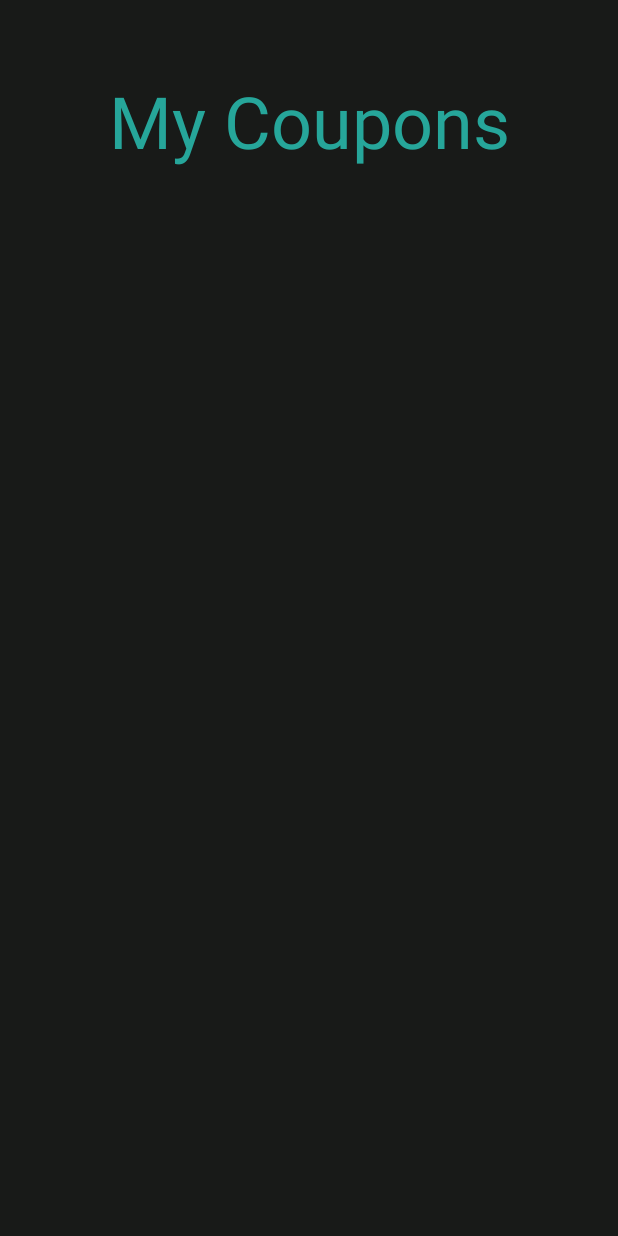
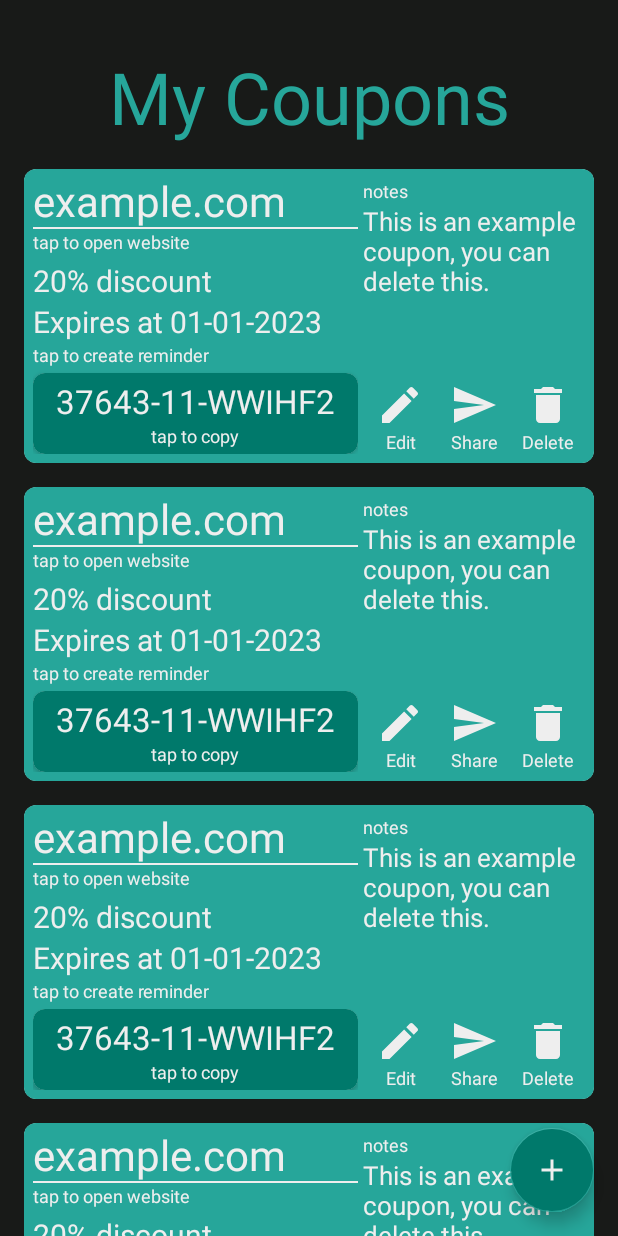
Before and after one commit to serhat-demir/coupon-tracker, an Android app: the screen it shows after launch (MainActivity), on a phone screen of 412 x 824 dp. Run offline under Robolectric (Android 15) with nearby library versions, the phone set to English and light mode, and no system bars; our stand-ins replace Dagger/Hilt's generated code, Room's generated code, data binding.

Commit message:
design coupon card & some addition to room db

```diff
--- a/app/src/main/java/com/serhatd/coupontracker/data/entity/Coupon.kt
+++ b/app/src/main/java/com/serhatd/coupontracker/data/entity/Coupon.kt
@@ -13,6 +13,9 @@ data class Coupon(
     @ColumnInfo("url")
     var url: String,
 
+    @ColumnInfo("code")
+    var code: String,
+
     @ColumnInfo("notes")
     var notes: String,
 
--- a/app/src/main/java/com/serhatd/coupontracker/data/repository/CouponTrackerRepository.kt
+++ b/app/src/main/java/com/serhatd/coupontracker/data/repository/CouponTrackerRepository.kt
@@ -26,9 +26,9 @@ class CouponTrackerRepository(private val couponDao: CouponDao, private val curr
         }
     }
 
-    fun addCoupon(url: String, notes: String, currency: String, discount: Int, expires_at: String) {
+    fun addCoupon(url: String, notes: String, code: String, currency: String, discount: Int, expires_at: String) {
         CoroutineScope(Dispatchers.IO).launch {
-            val coupon = Coupon(0, url, notes, currency, discount, expires_at)
+            val coupon = Coupon(0, url, notes, code, currency, discount, expires_at)
             couponDao.addCoupon(coupon)
 
             withContext(Dispatchers.Main) {
@@ -37,10 +37,19 @@ class CouponTrackerRepository(private val couponDao: CouponDao, private val curr
         }
     }
 
-    fun editCoupon(id: Int, url: String, notes: String, currency: String, discount: Int, expires_at: String) {
+    fun editCoupon(id: Int, url: String, notes: String, code: String, currency: String, discount: Int, expires_at: String) {
         CoroutineScope(Dispatchers.IO).launch {
-            val coupon = Coupon(id, url, notes, currency, discount, expires_at)
+            val coupon = Coupon(id, url, notes, code, currency, discount, expires_at)
             couponDao.editCoupon(coupon)
+            getCoupons()
+        }
+    }
+
+    fun deleteCoupon(id: Int) {
+        CoroutineScope(Dispatchers.IO).launch {
+            val coupon = Coupon(id, "", "", "", "", 0, "")
+            couponDao.deleteCoupon(coupon)
+            getCoupons()
         }
     }
 
--- a/app/src/main/java/com/serhatd/coupontracker/data/room/CouponDao.kt
+++ b/app/src/main/java/com/serhatd/coupontracker/data/room/CouponDao.kt
@@ -1,9 +1,6 @@
 package com.serhatd.coupontracker.data.room
 
-import androidx.room.Dao
-import androidx.room.Insert
-import androidx.room.Query
-import androidx.room.Update
+import androidx.room.*
 import com.serhatd.coupontracker.data.entity.Coupon
 
 @Dao
@@ -16,4 +13,7 @@ interface CouponDao {
 
     @Update
     suspend fun editCoupon(coupon: Coupon)
+
+    @Delete
+    suspend fun deleteCoupon(coupon: Coupon)
 }
--- /dev/null
+++ b/app/src/main/java/com/serhatd/coupontracker/ui/view/adapter/CouponAdapter.kt
@@ -0,0 +1,56 @@
+package com.serhatd.coupontracker.ui.view.adapter
+
+import android.content.Context
+import android.view.LayoutInflater
+import android.view.ViewGroup
+import android.widget.Toast
+import androidx.databinding.DataBindingUtil
+import androidx.recyclerview.widget.RecyclerView
+import com.serhatd.coupontracker.R
+import com.serhatd.coupontracker.data.entity.Coupon
+import com.serhatd.coupontracker.databinding.CardCouponBinding
+import com.serhatd.coupontracker.ui.viewmodel.CouponsViewModel
+
+class CouponAdapter(private val context: Context, private val viewModel: CouponsViewModel, private val coupons: List<Coupon>): RecyclerView.Adapter<CouponAdapter.CouponViewHolder>() {
+    class CouponViewHolder(val binding: CardCouponBinding): RecyclerView.ViewHolder(binding.root)
+
+    override fun onCreateViewHolder(parent: ViewGroup, viewType: Int): CouponViewHolder {
+        val binding: CardCouponBinding = DataBindingUtil.inflate(LayoutInflater.from(parent.context), R.layout.card_coupon, parent, false)
+        return CouponViewHolder(binding)
+    }
+
+    override fun onBindViewHolder(holder: CouponViewHolder, position: Int) {
+        val coupon = coupons[position]
+
+        holder.binding.couponAdapter = this
+        holder.binding.coupon = coupon
+    }
+
+    fun openUrl(url: String) {
+        Toast.makeText(context, "open $url", Toast.LENGTH_SHORT).show()
+    }
+
+    fun createReminder(coupon: Coupon) {
+        Toast.makeText(context, "reminder ${coupon.code}", Toast.LENGTH_SHORT).show()
+    }
+
+    fun copyCouponCode(code: String) {
+        Toast.makeText(context, "copy $code", Toast.LENGTH_SHORT).show()
+    }
+
+    fun editCoupon(coupon: Coupon) {
+        Toast.makeText(context, "edit ${coupon.code}", Toast.LENGTH_SHORT).show()
+    }
+
+    fun shareCoupon(coupon: Coupon) {
+        Toast.makeText(context, "share ${coupon.code}", Toast.LENGTH_SHORT).show()
+    }
+
+    fun deleteCoupon(coupon: Coupon) {
+        Toast.makeText(context, "delete ${coupon.code}", Toast.LENGTH_SHORT).show()
+    }
+
+    override fun getItemCount(): Int {
+        return coupons.size
+    }
+}
--- a/app/src/main/java/com/serhatd/coupontracker/ui/view/fragment/CouponsFragment.kt
+++ b/app/src/main/java/com/serhatd/coupontracker/ui/view/fragment/CouponsFragment.kt
@@ -8,10 +8,10 @@ import android.widget.Toast
 import androidx.databinding.DataBindingUtil
 import androidx.fragment.app.Fragment
 import androidx.fragment.app.viewModels
-import androidx.room.Room
+import androidx.navigation.Navigation
 import com.serhatd.coupontracker.R
-import com.serhatd.coupontracker.data.room.DB
 import com.serhatd.coupontracker.databinding.FragmentCouponsBinding
+import com.serhatd.coupontracker.ui.view.adapter.CouponAdapter
 import com.serhatd.coupontracker.ui.viewmodel.CouponsViewModel
 import dagger.hilt.android.AndroidEntryPoint
 
@@ -40,8 +40,13 @@ class CouponsFragment : Fragment() {
     private fun initObservers() {
         viewModel.coupons.observe(viewLifecycleOwner) {
             it?.let {
-                Toast.makeText(requireContext(), it[0].url, Toast.LENGTH_SHORT).show()
+                val adapter = CouponAdapter(requireContext(), viewModel, it)
+                binding.couponAdapter = adapter
             }
         }
     }
+
+    fun navToAddCoupon(view: View) {
+        Navigation.findNavController(view).navigate(R.id.couponsToAddCoupon)
+    }
 }
--- a/app/src/main/java/com/serhatd/coupontracker/ui/viewmodel/AddCouponViewModel.kt
+++ b/app/src/main/java/com/serhatd/coupontracker/ui/viewmodel/AddCouponViewModel.kt
@@ -10,8 +10,8 @@ class AddCouponViewModel @Inject constructor(private val repo: CouponTrackerRepo
     val currencies = repo.currencies
     val navigationObserver = repo.navigationObserver
 
-    fun addCoupon(url: String, notes: String, currency: String, discount: Int, expires_at: String) {
-        repo.addCoupon(url, notes, currency, discount, expires_at)
+    fun addCoupon(url: String, notes: String, code: String, currency: String, discount: Int, expires_at: String) {
+        repo.addCoupon(url, notes, code, currency, discount, expires_at)
     }
 
     fun getCurrencies() {
--- a/app/src/main/java/com/serhatd/coupontracker/ui/viewmodel/CouponsViewModel.kt
+++ b/app/src/main/java/com/serhatd/coupontracker/ui/viewmodel/CouponsViewModel.kt
@@ -13,7 +13,11 @@ class CouponsViewModel @Inject constructor(private val repo: CouponTrackerReposi
         repo.getCoupons()
     }
 
-    fun editCoupon(id: Int, url: String, notes: String, currency: String, discount: Int, expires_at: String) {
-        repo.editCoupon(id, url, notes, currency, discount, expires_at)
+    fun editCoupon(id: Int, url: String, notes: String, code: String, currency: String, discount: Int, expires_at: String) {
+        repo.editCoupon(id, url, notes, code, currency, discount, expires_at)
+    }
+
+    fun deleteCoupon(id: Int) {
+        repo.deleteCoupon(id)
     }
 }
--- /dev/null
+++ b/app/src/main/res/drawable/ic_add.xml
@@ -0,0 +1,5 @@
+<vector android:height="32dp" android:tint="#EEEEEE"
+    android:viewportHeight="24" android:viewportWidth="24"
+    android:width="32dp" xmlns:android="http://schemas.android.com/apk/res/android">
+    <path android:fillColor="@android:color/white" android:pathData="M19,13h-6v6h-2v-6H5v-2h6V5h2v6h6v2z"/>
+</vector>
--- /dev/null
+++ b/app/src/main/res/layout/card_coupon.xml
@@ -0,0 +1,212 @@
+<?xml version="1.0" encoding="utf-8"?>
+<layout xmlns:android="http://schemas.android.com/apk/res/android"
+    xmlns:app="http://schemas.android.com/apk/res-auto">
+
+    <data>
+        <variable name="couponAdapter"
+            type="com.serhatd.coupontracker.ui.view.adapter.CouponAdapter" />
+
+        <variable name="coupon"
+            type="com.serhatd.coupontracker.data.entity.Coupon" />
+    </data>
+
+    <androidx.cardview.widget.CardView
+        android:layout_width="match_parent"
+        android:layout_height="wrap_content"
+        app:cardCornerRadius="8dp"
+        app:cardElevation="0dp"
+        android:layout_marginHorizontal="16dp"
+        android:layout_marginBottom="16dp">
+
+        <LinearLayout
+            android:layout_width="match_parent"
+            android:layout_height="wrap_content"
+            android:padding="6dp"
+            android:background="@color/md_teal_400"
+            android:weightSum="10"
+            android:orientation="horizontal">
+
+            <LinearLayout
+                android:layout_width="0dp"
+                android:layout_height="wrap_content"
+                android:layout_weight="5.9"
+                android:orientation="vertical">
+
+                <TextView
+                    android:layout_width="match_parent"
+                    android:layout_height="wrap_content"
+                    android:textColor="@color/white"
+                    android:textSize="28sp"
+                    android:includeFontPadding="false"
+                    android:onClick="@{() -> couponAdapter.openUrl(coupon.url)}"
+                    android:text="@{coupon.url}" />
+
+                <View
+                    android:layout_width="match_parent"
+                    android:layout_height="1dp"
+                    android:background="@color/white" />
+
+                <TextView
+                    android:layout_width="match_parent"
+                    android:layout_height="wrap_content"
+                    android:textColor="@color/white"
+                    android:onClick="@{() -> couponAdapter.openUrl(coupon.url)}"
+                    android:textSize="12sp"
+                    android:text="@string/card_label_open_website" />
+
+                <TextView
+                    android:layout_width="match_parent"
+                    android:layout_height="wrap_content"
+                    android:layout_marginTop="4dp"
+                    android:textColor="@color/white"
+                    android:textSize="20sp"
+                    android:text='@{coupon.discount + coupon.currency + " " + @string/card_label_discount}' />
+
+                <TextView
+                    android:layout_width="match_parent"
+                    android:layout_height="wrap_content"
+                    android:onClick="@{() -> couponAdapter.createReminder(coupon)}"
+                    android:textColor="@color/white"
+                    android:textSize="20sp"
+                    android:text='@{@string/card_label_expires_at + " " + coupon.expires_at}' />
+
+                <TextView
+                    android:layout_width="match_parent"
+                    android:layout_height="wrap_content"
+                    android:onClick="@{() -> couponAdapter.createReminder(coupon)}"
+                    android:textColor="@color/white"
+                    android:textSize="12sp"
+                    android:text="@string/card_label_create_reminder" />
+
+                <androidx.cardview.widget.CardView
+                    android:layout_width="match_parent"
+                    android:layout_height="wrap_content"
+                    app:cardCornerRadius="8dp"
+                    android:layout_marginTop="4dp">
+
+                    <LinearLayout
+                        android:layout_width="match_parent"
+                        android:layout_height="wrap_content"
+                        android:background="@color/md_teal_700"
+                        android:padding="4dp"
+                        android:gravity="center"
+                        android:onClick="@{() -> couponAdapter.copyCouponCode(coupon.code)}"
+                        android:orientation="vertical">
+
+                        <TextView
+                            android:layout_width="match_parent"
+                            android:layout_height="wrap_content"
+                            android:textColor="@color/white"
+                            android:textSize="22sp"
+                            android:gravity="center"
+                            android:text="@{coupon.code}" />
+
+                        <TextView
+                            android:layout_width="wrap_content"
+                            android:layout_height="wrap_content"
+                            android:textColor="@color/white"
+                            android:textSize="12sp"
+                            android:text="@string/card_label_copy" />
+                    </LinearLayout>
+                </androidx.cardview.widget.CardView>
+            </LinearLayout>
+
+            <View
+                android:layout_width="0dp"
+                android:layout_height="match_parent"
+                android:layout_weight="0.1" />
+
+            <LinearLayout
+                android:layout_width="0dp"
+                android:layout_height="match_parent"
+                android:layout_weight="4"
+                android:orientation="vertical">
+
+                <TextView
+                    android:layout_width="match_parent"
+                    android:layout_height="wrap_content"
+                    android:textColor="@color/white"
+                    android:textSize="12sp"
+                    android:text="@string/card_label_notes" />
+
+                <TextView
+                    android:layout_width="match_parent"
+                    android:layout_height="wrap_content"
+                    android:textColor="@color/white"
+                    android:textSize="17sp"
+                    android:text="@{coupon.notes}" />
+
+                <LinearLayout
+                    android:layout_width="match_parent"
+                    android:layout_height="match_parent"
+                    android:gravity="bottom"
+                    android:weightSum="3"
+                    android:orientation="horizontal">
+
+                    <LinearLayout
+                        android:layout_width="0dp"
+                        android:layout_height="wrap_content"
+                        android:layout_weight="1"
+                        android:onClick="@{() -> couponAdapter.editCoupon(coupon)}"
+                        android:orientation="vertical">
+
+                        <ImageView
+                            android:layout_width="match_parent"
+                            android:layout_height="wrap_content"
+                            app:srcCompat="@drawable/ic_edit" />
+
+                        <TextView
+                            android:layout_width="match_parent"
+                            android:layout_height="wrap_content"
+                            android:gravity="center"
+                            android:textColor="@color/white"
+                            android:textSize="12sp"
+                            android:text="@string/card_label_edit" />
+                    </LinearLayout>
+
+                    <LinearLayout
+                        android:layout_width="0dp"
+                        android:layout_height="wrap_content"
+                        android:layout_weight="1"
+                        android:onClick="@{() -> couponAdapter.shareCoupon(coupon)}"
+                        android:orientation="vertical">
+
+                        <ImageView
+                            android:layout_width="match_parent"
+                            android:layout_height="wrap_content"
+                            app:srcCompat="@drawable/ic_share" />
+
+                        <TextView
+                            android:layout_width="match_parent"
+                            android:layout_height="wrap_content"
+                            android:gravity="center"
+                            android:textColor="@color/white"
+                            android:textSize="12sp"
+                            android:text="@string/card_label_share" />
+                    </LinearLayout>
+
+                    <LinearLayout
+                        android:layout_width="0dp"
+                        android:layout_height="wrap_content"
+                        android:layout_weight="1"
+                        android:onClick="@{() -> couponAdapter.deleteCoupon(coupon)}"
+                        android:orientation="vertical">
+
+                        <ImageView
+                            android:layout_width="match_parent"
+                            android:layout_height="wrap_content"
+                            app:srcCompat="@drawable/ic_delete" />
+
+                        <TextView
+                            android:layout_width="match_parent"
+                            android:layout_height="wrap_content"
+                            android:gravity="center"
+                            android:textColor="@color/white"
+                            android:textSize="12sp"
+                            android:text="@string/card_label_delete" />
+                    </LinearLayout>
+                </LinearLayout>
+            </LinearLayout>
+        </LinearLayout>
+    </androidx.cardview.widget.CardView>
+</layout>
--- a/app/src/main/res/layout/fragment_coupons.xml
+++ b/app/src/main/res/layout/fragment_coupons.xml
@@ -1,11 +1,14 @@
 <?xml version="1.0" encoding="utf-8"?>
 <layout xmlns:android="http://schemas.android.com/apk/res/android"
-    xmlns:app="http://schemas.android.com/apk/res-auto"
-    xmlns:tools="http://schemas.android.com/tools">
+    xmlns:tools="http://schemas.android.com/tools"
+    xmlns:app="http://schemas.android.com/apk/res-auto">
 
     <data>
         <variable name="fragmentCoupons"
             type="com.serhatd.coupontracker.ui.view.fragment.CouponsFragment" />
+
+        <variable name="couponAdapter"
+            type="com.serhatd.coupontracker.ui.view.adapter.CouponAdapter" />
     </data>
 
     <androidx.constraintlayout.widget.ConstraintLayout
@@ -14,18 +17,58 @@
         android:background="@color/black"
         tools:context=".ui.view.fragment.CouponsFragment">
 
-        <TextView
+        <com.google.android.material.floatingactionbutton.FloatingActionButton
+            android:id="@+id/fabNav"
+            android:layout_width="wrap_content"
+            android:layout_height="wrap_content"
+            android:layout_marginEnd="16dp"
+            android:layout_marginBottom="16dp"
+            android:backgroundTint="@color/md_teal_700"
+            android:clickable="true"
+            android:onClick="@{() -> fragmentCoupons.navToAddCoupon(fabNav)}"
+            app:layout_constraintBottom_toBottomOf="parent"
+            app:layout_constraintEnd_toEndOf="parent"
+            app:srcCompat="@drawable/ic_add"
+            app:tint="@color/white"
+            tools:ignore="KeyboardInaccessibleWidget" />
+
+        <androidx.core.widget.NestedScrollView
             android:layout_width="0dp"
-            android:layout_height="wrap_content"
-            android:layout_marginHorizontal="32dp"
-            android:layout_marginTop="48dp"
-            android:gravity="center"
-            android:text="@string/title_my_coupons"
-            android:textColor="@color/md_teal_400"
-            android:textSize="48sp"
+            android:layout_height="0dp"
+            app:layout_constraintBottom_toBottomOf="parent"
             app:layout_constraintEnd_toEndOf="parent"
+            app:layout_constraintHorizontal_bias="0.0"
             app:layout_constraintStart_toStartOf="parent"
-            app:layout_constraintTop_toTopOf="parent" />
+            app:layout_constraintTop_toTopOf="parent"
+            app:layout_constraintVertical_bias="0.0">
 
+            <LinearLayout
+                android:layout_width="match_parent"
+                android:layout_height="wrap_content"
+                android:orientation="vertical"
+                app:layout_constraintBottom_toBottomOf="parent"
+                app:layout_constraintEnd_toEndOf="parent"
+                app:layout_constraintStart_toStartOf="parent"
+                app:layout_constraintTop_toTopOf="parent">
+
+                <TextView
+                    android:id="@+id/textView"
+                    android:layout_width="match_parent"
+                    android:layout_height="wrap_content"
+                    android:layout_marginHorizontal="16dp"
+                    android:layout_marginTop="32dp"
+                    android:gravity="center"
+                    android:text="@string/title_my_coupons"
+                    android:textColor="@color/md_teal_400"
+                    android:textSize="48sp" />
+
+                <androidx.recyclerview.widget.RecyclerView
+                    android:layout_width="match_parent"
+                    android:layout_height="wrap_content"
+                    android:layout_marginTop="16dp"
+                    android:adapter="@{couponAdapter}"
+                    app:layoutManager="androidx.recyclerview.widget.LinearLayoutManager" />
+            </LinearLayout>
+        </androidx.core.widget.NestedScrollView>
     </androidx.constraintlayout.widget.ConstraintLayout>
 </layout>
--- a/app/src/main/res/values/strings.xml
+++ b/app/src/main/res/values/strings.xml
@@ -3,4 +3,13 @@
 
     <string name="title_my_coupons">My Coupons</string>
     <string name="title_add_coupon">Add Coupon</string>
+    <string name="card_label_discount">discount</string>
+    <string name="card_label_expires_at">Expires at</string>
+    <string name="card_label_open_website">tap to open website</string>
+    <string name="card_label_create_reminder">tap to create reminder</string>
+    <string name="card_label_copy">tap to copy</string>
+    <string name="card_label_notes">notes</string>
+    <string name="card_label_edit">Edit</string>
+    <string name="card_label_share">Share</string>
+    <string name="card_label_delete">Delete</string>
 </resources>
```
Also changed, not shown: app/src/main/assets/coupontracker.sqlite.
